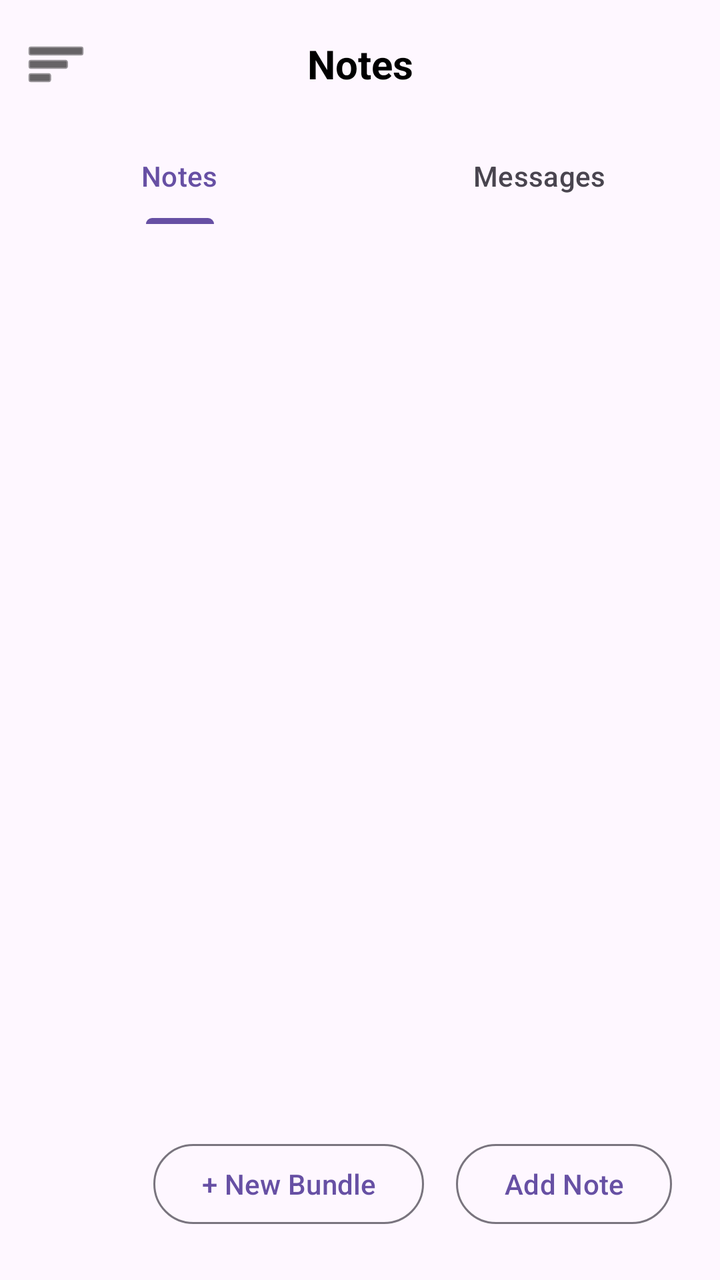
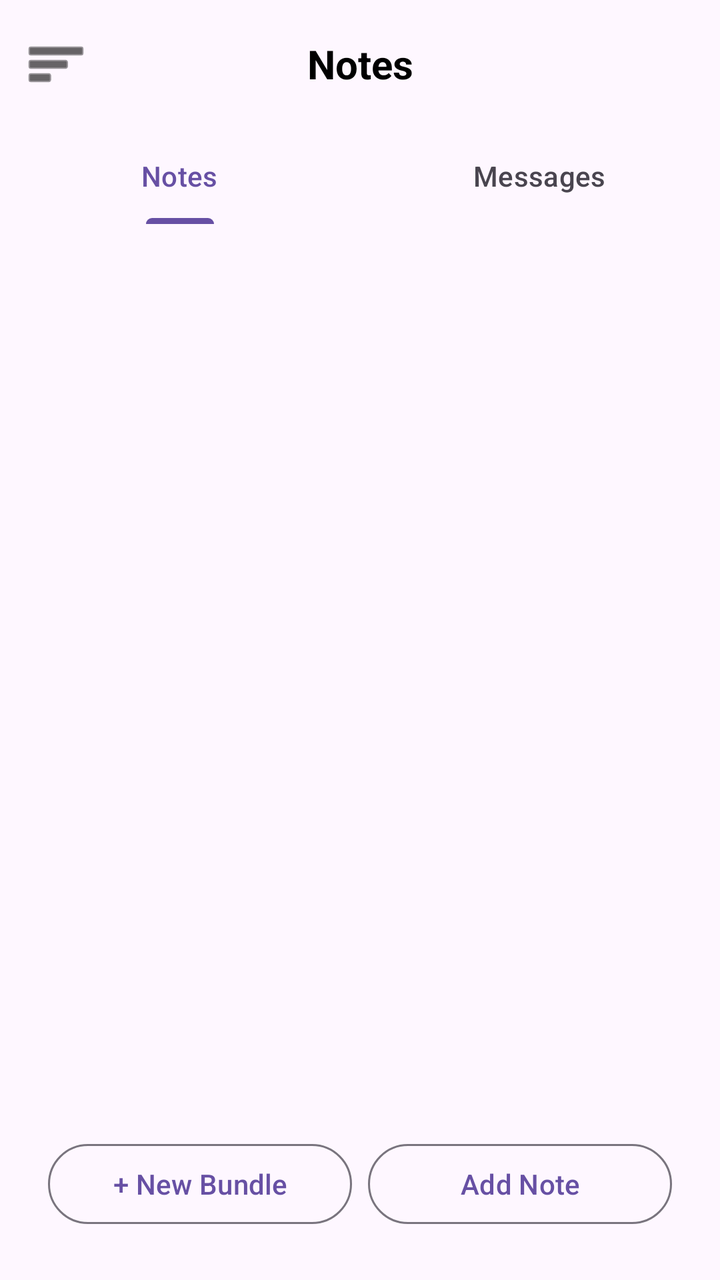

Before-and-after screenshots of an Android layout around one commit, followed by the original layout XML and the change that was made.
<!-- AndroidManifest.xml: application theme Theme.PluralApp001 -->
<!-- res/layout/activity_diary.xml -->
<?xml version="1.0" encoding="utf-8"?>
<androidx.drawerlayout.widget.DrawerLayout xmlns:android="http://schemas.android.com/apk/res/android"
    xmlns:app="http://schemas.android.com/apk/res-auto"
    android:id="@+id/drawerLayout"
    android:layout_width="match_parent"
    android:layout_height="match_parent"
    android:soundEffectsEnabled="false"
    android:fitsSystemWindows="true">

    <androidx.constraintlayout.widget.ConstraintLayout
        android:id="@+id/diaryRoot"
        android:layout_width="match_parent"
        android:layout_height="match_parent">

        <com.google.android.material.appbar.MaterialToolbar
            android:id="@+id/topAppBar"
            android:layout_width="match_parent"
            android:layout_height="?attr/actionBarSize"
            app:navigationIcon="@android:drawable/ic_menu_sort_by_size"
            app:navigationIconTint="@color/black"
            app:layout_constraintTop_toTopOf="parent">

            <TextView
                android:layout_width="wrap_content"
                android:layout_height="wrap_content"
                android:layout_gravity="center"
                android:text="@string/diary"
                android:textSize="20sp"
                android:textStyle="bold"
                android:textColor="@color/black" />

        </com.google.android.material.appbar.MaterialToolbar>

        <com.google.android.material.tabs.TabLayout
            android:id="@+id/tabLayout"
            android:layout_width="match_parent"
            android:layout_height="wrap_content"
            android:background="@android:color/transparent"
            app:layout_constraintTop_toBottomOf="@id/topAppBar">
            <com.google.android.material.tabs.TabItem
                android:layout_width="wrap_content"
                android:layout_height="wrap_content"
                android:text="@string/tab_notes" />
            <com.google.android.material.tabs.TabItem
                android:layout_width="wrap_content"
                android:layout_height="wrap_content"
                android:text="@string/tab_messages" />
        </com.google.android.material.tabs.TabLayout>

        <androidx.recyclerview.widget.RecyclerView
            android:id="@+id/diaryRecyclerView"
            android:layout_width="0dp"
            android:layout_height="0dp"
            android:layout_marginTop="0dp"
            android:paddingBottom="100dp"
            android:clipToPadding="false"
            app:layout_constraintTop_toBottomOf="@id/tabLayout"
            app:layout_constraintBottom_toBottomOf="parent"
            app:layout_constraintStart_toStartOf="parent"
            app:layout_constraintEnd_toEndOf="parent" />

        
        <Button
            android:id="@+id/btnSendMessageDiary"
            style="@style/Widget.Material3.Button.OutlinedButton"
            android:layout_width="wrap_content"
            android:layout_height="wrap_content"
            android:text="@string/action_send_message"
            android:layout_marginEnd="24dp"
            android:layout_marginBottom="24dp"
            android:visibility="gone"
            app:layout_constraintBottom_toBottomOf="parent"
            app:layout_constraintEnd_toEndOf="parent" />

        
        <Button
            android:id="@+id/btnAddBundleDiary"
            style="@style/Widget.Material3.Button.OutlinedButton"
            android:layout_width="wrap_content"
            android:layout_height="wrap_content"
            android:layout_marginEnd="16dp"
            android:layout_marginBottom="24dp"
            android:text="@string/action_new_bundle"
            app:layout_constraintBottom_toBottomOf="parent"
            app:layout_constraintEnd_toStartOf="@id/btnAddNoteStyled" />

        
        <Button
            android:id="@+id/btnAddNoteStyled"
            style="@style/Widget.Material3.Button.OutlinedButton"
            android:layout_width="wrap_content"
            android:layout_height="wrap_content"
            android:layout_marginEnd="24dp"
            android:layout_marginBottom="24dp"
            android:text="@string/add_note_button"
            app:layout_constraintBottom_toBottomOf="parent"
            app:layout_constraintEnd_toEndOf="parent" />

    </androidx.constraintlayout.widget.ConstraintLayout>

    <com.google.android.material.navigation.NavigationView
        android:id="@+id/navigationView"
        android:layout_width="match_parent"
        android:layout_height="match_parent"
        android:layout_gravity="start"
        app:itemTextColor="@color/black"
        app:itemIconTint="@color/black"
        app:headerLayout="@layout/nav_header"
        app:menu="@menu/main_menu" />

</androidx.drawerlayout.widget.DrawerLayout>
<!-- res/layout/nav_header.xml (included above) -->
<?xml version="1.0" encoding="utf-8"?>
<LinearLayout xmlns:android="http://schemas.android.com/apk/res/android"
    xmlns:app="http://schemas.android.com/apk/res-auto"
    android:layout_width="match_parent"
    android:layout_height="wrap_content"
    android:orientation="vertical">

    
    
    <View
        android:layout_width="match_parent"
        android:layout_height="80dp" />

    <LinearLayout
        android:layout_width="match_parent"
        android:layout_height="wrap_content"
        android:minHeight="48dp"
        android:orientation="horizontal"
        android:paddingStart="8dp"
        android:paddingEnd="8dp"
        android:paddingBottom="8dp">

        <com.google.android.material.button.MaterialButton
            android:id="@+id/btnNavAddMember"
            style="@style/Widget.MaterialComponents.Button.TextButton"
            android:layout_width="0dp"
            android:layout_height="wrap_content"
            android:layout_weight="1"
            android:text="@string/add_member"
            android:textSize="12sp"
            app:icon="@android:drawable/ic_menu_add"
            app:iconPadding="4dp" />

        <com.google.android.material.button.MaterialButton
            android:id="@+id/btnNavAddGroup"
            style="@style/Widget.MaterialComponents.Button.TextButton"
            android:layout_width="0dp"
            android:layout_height="wrap_content"
            android:layout_weight="1"
            android:text="@string/add_group"
            android:textSize="12sp"
            app:icon="@android:drawable/ic_menu_add"
            app:iconPadding="4dp" />

    </LinearLayout>
</LinearLayout>
<!-- resources referenced by this layout -->
<resources>
  <color name="black">#FF000000</color>
  <string name="action_new_bundle">+ New Bundle</string>
  <string name="action_send_message">Send Message</string>
  <string name="add_group">Group +</string>
  <string name="add_member">Member +</string>
  <string name="add_note_button">Add Note</string>
  <string name="diary">Notes</string>
  <string name="tab_messages">Messages</string>
  <string name="tab_notes">Notes</string>
  <style name="Theme.PluralApp001" parent="Base.Theme.PluralApp001" />
  <style name="Base.Theme.PluralApp001" parent="Theme.Material3.DayNight.NoActionBar">
          
          
      </style>
</resources>

<!-- the commit's change to res/layout/activity_diary.xml (unified diff, before → after) -->
@@ -59,42 +59,47 @@
             app:layout_constraintStart_toStartOf="parent"
             app:layout_constraintEnd_toEndOf="parent" />
 
+        <androidx.constraintlayout.helper.widget.Flow
+            android:id="@+id/flowButtonsDiary"
+            android:layout_width="0dp"
+            android:layout_height="wrap_content"
+            android:layout_marginStart="24dp"
+            android:layout_marginEnd="24dp"
+            android:layout_marginBottom="24dp"
+            app:flow_maxElementsWrap="2"
+            app:flow_wrapMode="aligned"
+            app:flow_horizontalGap="8dp"
+            app:flow_verticalGap="8dp"
+            app:flow_horizontalStyle="spread"
+            app:constraint_referenced_ids="btnSendMessageDiary,btnAddBundleDiary,btnAddNoteStyled"
+            app:layout_constraintBottom_toBottomOf="parent"
+            app:layout_constraintStart_toStartOf="parent"
+            app:layout_constraintEnd_toEndOf="parent" />
+
         
         <Button
             android:id="@+id/btnSendMessageDiary"
             style="@style/Widget.Material3.Button.OutlinedButton"
-            android:layout_width="wrap_content"
+            android:layout_width="0dp"
             android:layout_height="wrap_content"
             android:text="@string/action_send_message"
-            android:layout_marginEnd="24dp"
-            android:layout_marginBottom="24dp"
-            android:visibility="gone"
-            app:layout_constraintBottom_toBottomOf="parent"
-            app:layout_constraintEnd_toEndOf="parent" />
+            android:visibility="gone" />
 
         
         <Button
             android:id="@+id/btnAddBundleDiary"
             style="@style/Widget.Material3.Button.OutlinedButton"
-            android:layout_width="wrap_content"
+            android:layout_width="0dp"
             android:layout_height="wrap_content"
-            android:layout_marginEnd="16dp"
-            android:layout_marginBottom="24dp"
-            android:text="@string/action_new_bundle"
-            app:layout_constraintBottom_toBottomOf="parent"
-            app:layout_constraintEnd_toStartOf="@id/btnAddNoteStyled" />
+            android:text="@string/action_new_bundle" />
 
         
         <Button
             android:id="@+id/btnAddNoteStyled"
             style="@style/Widget.Material3.Button.OutlinedButton"
-            android:layout_width="wrap_content"
+            android:layout_width="0dp"
             android:layout_height="wrap_content"
-            android:layout_marginEnd="24dp"
-            android:layout_marginBottom="24dp"
-            android:text="@string/add_note_button"
-            app:layout_constraintBottom_toBottomOf="parent"
-            app:layout_constraintEnd_toEndOf="parent" />
+            android:text="@string/add_note_button" />
 
     </androidx.constraintlayout.widget.ConstraintLayout>
 
